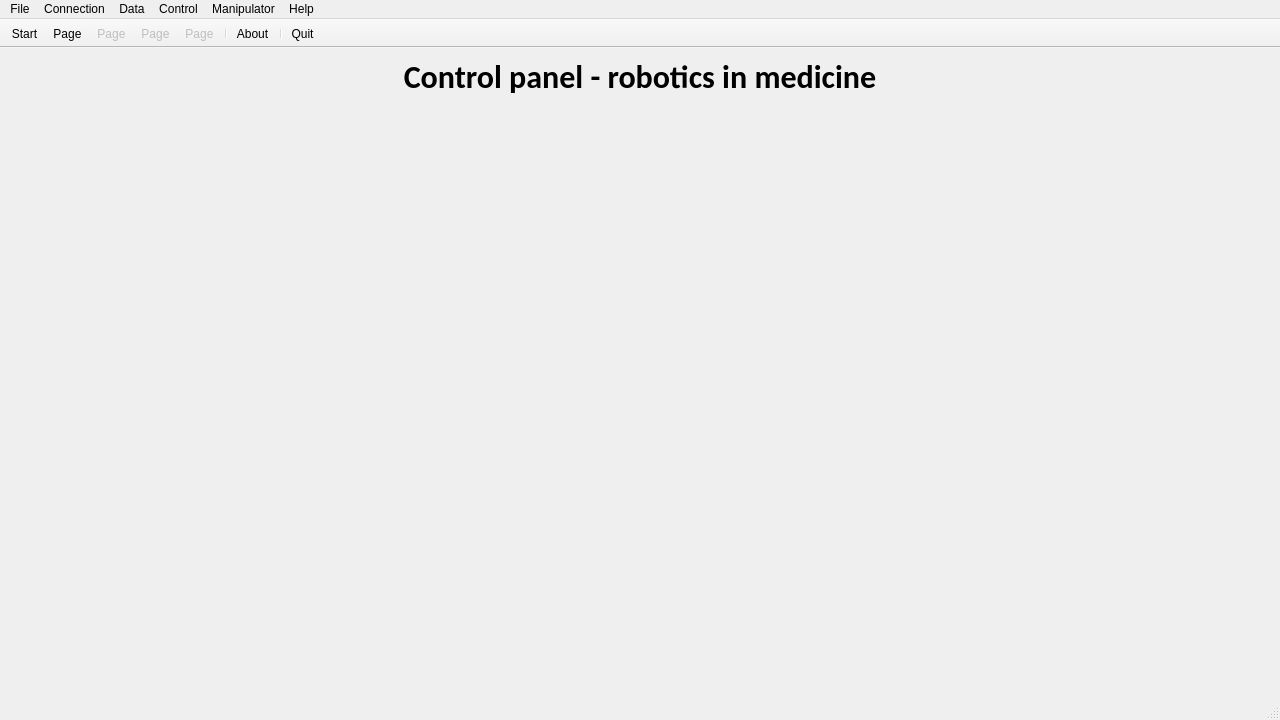
mgmike1011/INZ-GUI, file Main/GUI_INZ_Main_project/mainwindow.ui: the form before one commit.
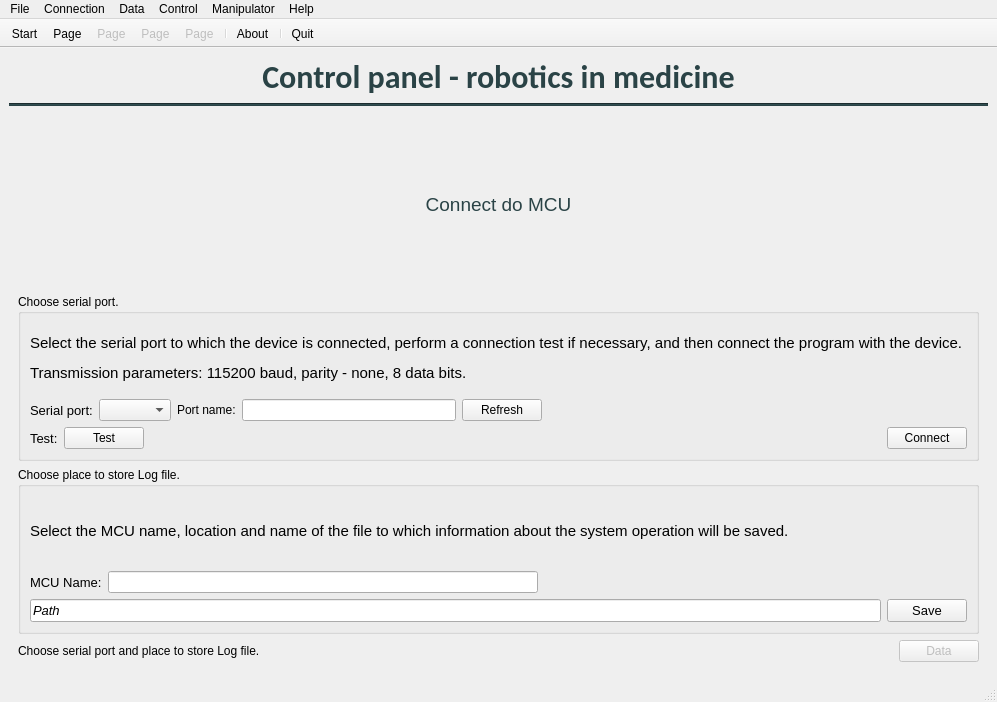
The form after the commit. The open tabs and pages were chosen to show the change. Icons and pictures are not drawn.

Commit message: connection page

What changed in the file:
```diff
--- a/Main/GUI_INZ_Main_project/mainwindow.ui
+++ b/Main/GUI_INZ_Main_project/mainwindow.ui
@@ -6,13 +6,20 @@
    <rect>
     <x>0</x>
     <y>0</y>
-    <width>1280</width>
-    <height>720</height>
+    <width>900</width>
+    <height>702</height>
    </rect>
   </property>
   <property name="windowTitle">
    <string>Control panel</string>
   </property>
+  <property name="windowIcon">
+   <iconset resource="resource.qrc">
+    <normaloff>:/Pictures/res/medical.png</normaloff>:/Pictures/res/medical.png</iconset>
+  </property>
+  <property name="styleSheet">
+   <string notr="true"/>
+  </property>
   <property name="locale">
    <locale language="English" country="UnitedStates"/>
   </property>
@@ -31,15 +38,28 @@
        <enum>Qt::LeftToRight</enum>
       </property>
       <property name="text">
-       <string>Control panel - robotics in medicine</string>
+       <string>&lt;html&gt;&lt;head/&gt;&lt;body&gt;&lt;p&gt;&lt;span style=&quot; color:#2a4346;&quot;&gt;Control panel - robotics in medicine&lt;/span&gt;&lt;/p&gt;&lt;/body&gt;&lt;/html&gt;</string>
       </property>
       <property name="alignment">
        <set>Qt::AlignCenter</set>
       </property>
      </widget>
     </item>
+    <item>
+     <widget class="Line" name="line">
+      <property name="styleSheet">
+       <string notr="true">background-color: rgb(42, 67, 70);</string>
+      </property>
+      <property name="orientation">
+       <enum>Qt::Horizontal</enum>
+      </property>
+     </widget>
+    </item>
     <item>
      <widget class="QStackedWidget" name="mainStackedWidget">
+      <property name="styleSheet">
+       <string notr="true"/>
+      </property>
       <property name="currentIndex">
        <number>0</number>
       </property>
@@ -115,7 +135,294 @@
         </item>
        </layout>
       </widget>
-      <widget class="QWidget" name="page_2_Connection"/>
+      <widget class="QWidget" name="page_2_Connection">
+       <layout class="QVBoxLayout" name="verticalLayout_5">
+        <item>
+         <widget class="QLabel" name="label_3">
+          <property name="font">
+           <font>
+            <pointsize>11</pointsize>
+           </font>
+          </property>
+          <property name="text">
+           <string>&lt;html&gt;&lt;head/&gt;&lt;body&gt;&lt;p&gt;&lt;span style=&quot; font-size:14pt; color:#2a4346;&quot;&gt;Connect do MCU&lt;/span&gt;&lt;/p&gt;&lt;/body&gt;&lt;/html&gt;</string>
+          </property>
+          <property name="alignment">
+           <set>Qt::AlignCenter</set>
+          </property>
+         </widget>
+        </item>
+        <item>
+         <widget class="QGroupBox" name="groupBox">
+          <property name="title">
+           <string>Choose serial port.</string>
+          </property>
+          <layout class="QVBoxLayout" name="verticalLayout_4">
+           <item>
+            <widget class="QLabel" name="label_8">
+             <property name="font">
+              <font>
+               <pointsize>11</pointsize>
+              </font>
+             </property>
+             <property name="text">
+              <string>&lt;html&gt;&lt;head/&gt;&lt;body&gt;&lt;p&gt;Select the serial port to which the device is connected, perform a connection test if necessary, and then connect the program with the device. &lt;/p&gt;&lt;p&gt;Transmission parameters: 115200 baud, parity - none, 8 data bits.&lt;/p&gt;&lt;/body&gt;&lt;/html&gt;</string>
+             </property>
+            </widget>
+           </item>
+           <item>
+            <layout class="QHBoxLayout" name="horizontalLayout_3">
+             <item>
+              <layout class="QHBoxLayout" name="horizontalLayout_2">
+               <item>
+                <widget class="QLabel" name="label_4">
+                 <property name="font">
+                  <font>
+                   <pointsize>10</pointsize>
+                  </font>
+                 </property>
+                 <property name="text">
+                  <string>Serial port:</string>
+                 </property>
+                </widget>
+               </item>
+               <item>
+                <widget class="QComboBox" name="serialPortComboBox">
+                 <property name="cursor">
+                  <cursorShape>PointingHandCursor</cursorShape>
+                 </property>
+                </widget>
+               </item>
+               <item>
+                <widget class="QLabel" name="label_9">
+                 <property name="text">
+                  <string>Port name:</string>
+                 </property>
+                </widget>
+               </item>
+               <item>
+                <widget class="QLineEdit" name="portNameLineEdit">
+                 <property name="cursor">
+                  <cursorShape>PointingHandCursor</cursorShape>
+                 </property>
+                 <property name="alignment">
+                  <set>Qt::AlignCenter</set>
+                 </property>
+                 <property name="readOnly">
+                  <bool>true</bool>
+                 </property>
+                </widget>
+               </item>
+              </layout>
+             </item>
+             <item>
+              <widget class="QPushButton" name="pushButton_2">
+               <property name="cursor">
+                <cursorShape>PointingHandCursor</cursorShape>
+               </property>
+               <property name="text">
+                <string>Refresh</string>
+               </property>
+              </widget>
+             </item>
+             <item>
+              <spacer name="horizontalSpacer_2">
+               <property name="orientation">
+                <enum>Qt::Horizontal</enum>
+               </property>
+               <property name="sizeHint" stdset="0">
+                <size>
+                 <width>40</width>
+                 <height>20</height>
+                </size>
+               </property>
+              </spacer>
+             </item>
+            </layout>
+           </item>
+           <item>
+            <layout class="QHBoxLayout" name="horizontalLayout_6">
+             <item>
+              <layout class="QHBoxLayout" name="horizontalLayout_5">
+               <item>
+                <widget class="QLabel" name="testLabel">
+                 <property name="font">
+                  <font>
+                   <pointsize>10</pointsize>
+                  </font>
+                 </property>
+                 <property name="text">
+                  <string>Test:</string>
+                 </property>
+                </widget>
+               </item>
+               <item>
+                <widget class="QPushButton" name="pushButton_3">
+                 <property name="cursor">
+                  <cursorShape>PointingHandCursor</cursorShape>
+                 </property>
+                 <property name="text">
+                  <string>Test</string>
+                 </property>
+                </widget>
+               </item>
+              </layout>
+             </item>
+             <item>
+              <spacer name="horizontalSpacer_3">
+               <property name="orientation">
+                <enum>Qt::Horizontal</enum>
+               </property>
+               <property name="sizeHint" stdset="0">
+                <size>
+                 <width>40</width>
+                 <height>20</height>
+                </size>
+               </property>
+              </spacer>
+             </item>
+             <item>
+              <widget class="QPushButton" name="pushButton_4">
+               <property name="cursor">
+                <cursorShape>PointingHandCursor</cursorShape>
+               </property>
+               <property name="text">
+                <string>Connect</string>
+               </property>
+              </widget>
+             </item>
+            </layout>
+           </item>
+          </layout>
+         </widget>
+        </item>
+        <item>
+         <widget class="QGroupBox" name="groupBox_2">
+          <property name="title">
+           <string>Choose place to store Log file.</string>
+          </property>
+          <layout class="QVBoxLayout" name="verticalLayout_3">
+           <item>
+            <widget class="QLabel" name="label_5">
+             <property name="font">
+              <font>
+               <pointsize>11</pointsize>
+              </font>
+             </property>
+             <property name="text">
+              <string>Select the MCU name, location and name of the file to which information about the system operation will be saved.</string>
+             </property>
+            </widget>
+           </item>
+           <item>
+            <layout class="QHBoxLayout" name="horizontalLayout_4">
+             <item>
+              <widget class="QLabel" name="label_6">
+               <property name="font">
+                <font>
+                 <pointsize>10</pointsize>
+                </font>
+               </property>
+               <property name="text">
+                <string>MCU Name:</string>
+               </property>
+              </widget>
+             </item>
+             <item>
+              <widget class="QLineEdit" name="nameMCULineEdit"/>
+             </item>
+             <item>
+              <spacer name="horizontalSpacer_4">
+               <property name="orientation">
+                <enum>Qt::Horizontal</enum>
+               </property>
+               <property name="sizeHint" stdset="0">
+                <size>
+                 <width>40</width>
+                 <height>20</height>
+                </size>
+               </property>
+              </spacer>
+             </item>
+            </layout>
+           </item>
+           <item>
+            <layout class="QHBoxLayout" name="horizontalLayout">
+             <item>
+              <widget class="QLineEdit" name="saveFileLogLineEdit">
+               <property name="font">
+                <font>
+                 <pointsize>10</pointsize>
+                 <italic>true</italic>
+                </font>
+               </property>
+               <property name="text">
+                <string>Path</string>
+               </property>
+               <property name="readOnly">
+                <bool>true</bool>
+               </property>
+              </widget>
+             </item>
+             <item>
+              <widget class="QPushButton" name="savePathLogPushButton">
+               <property name="font">
+                <font>
+                 <pointsize>10</pointsize>
+                </font>
+               </property>
+               <property name="cursor">
+                <cursorShape>PointingHandCursor</cursorShape>
+               </property>
+               <property name="text">
+                <string>Save</string>
+               </property>
+              </widget>
+             </item>
+            </layout>
+           </item>
+          </layout>
+         </widget>
+        </item>
+        <item>
+         <layout class="QHBoxLayout" name="horizontalLayout_7">
+          <item>
+           <widget class="QLabel" name="statusToDolabel">
+            <property name="text">
+             <string>Choose serial port and place to store Log file.</string>
+            </property>
+           </widget>
+          </item>
+          <item>
+           <spacer name="horizontalSpacer">
+            <property name="orientation">
+             <enum>Qt::Horizontal</enum>
+            </property>
+            <property name="sizeHint" stdset="0">
+             <size>
+              <width>40</width>
+              <height>20</height>
+             </size>
+            </property>
+           </spacer>
+          </item>
+          <item>
+           <widget class="QPushButton" name="dataPushButton">
+            <property name="enabled">
+             <bool>false</bool>
+            </property>
+            <property name="cursor">
+             <cursorShape>PointingHandCursor</cursorShape>
+            </property>
+            <property name="text">
+             <string>Data</string>
+            </property>
+           </widget>
+          </item>
+         </layout>
+        </item>
+       </layout>
+      </widget>
      </widget>
     </item>
    </layout>
@@ -125,7 +432,7 @@
     <rect>
      <x>0</x>
      <y>0</y>
-     <width>1280</width>
+     <width>900</width>
      <height>25</height>
     </rect>
    </property>
```
Left out of the diff: 61 changed lines with no effect on the pictures. The commit also changes 12 other files.
